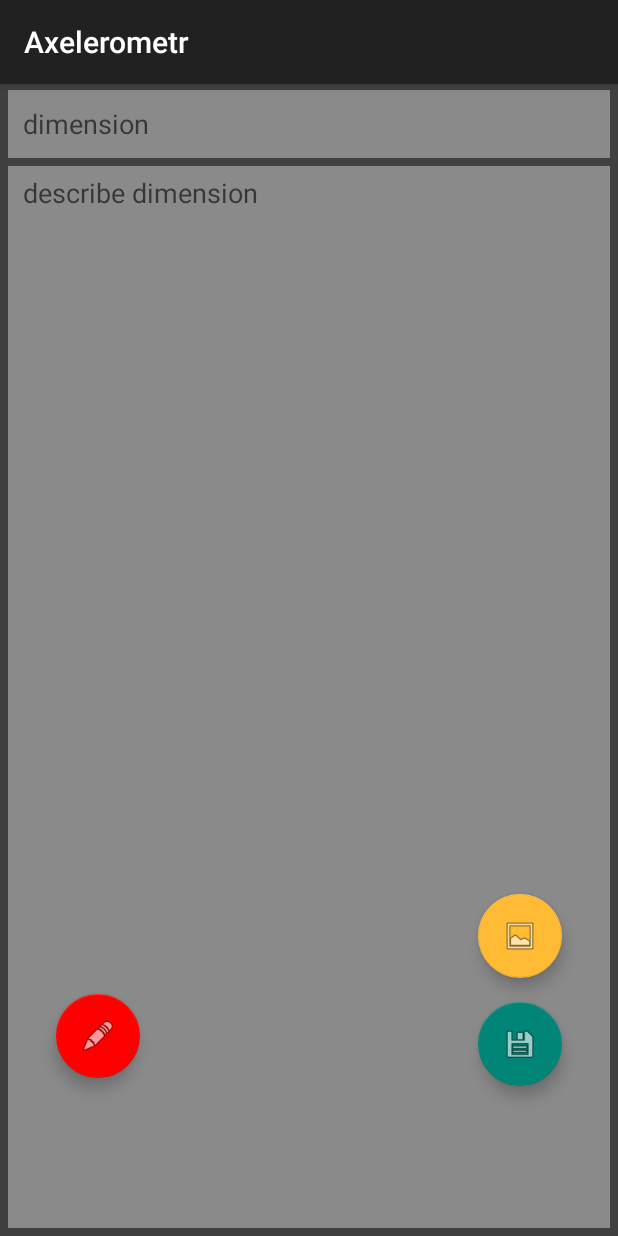
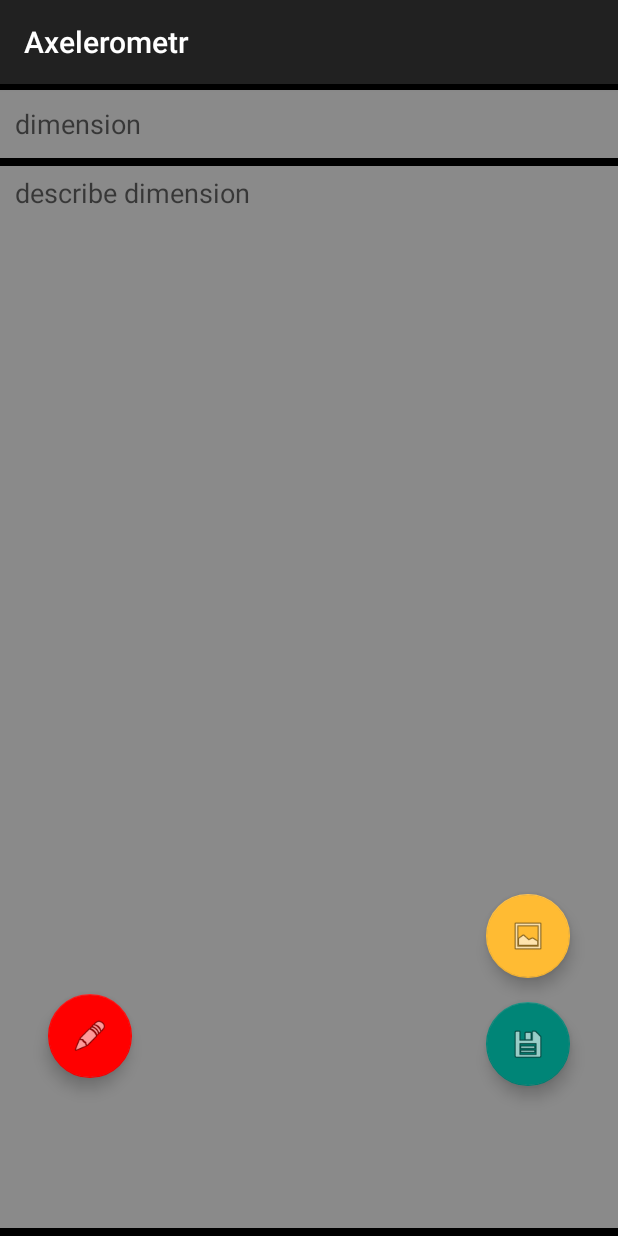
Before and after one commit to David3415/Axelerometr, an Android app: the EditActivity screen opened directly, with no data from a screen before it, on a phone screen of 412 x 824 dp. Run offline under Robolectric (Android 15) with nearby library versions, the phone set to English and light mode, and no system bars.

```diff
--- a/app/src/main/res/layout-land/activity_main.xml
+++ b/app/src/main/res/layout-land/activity_main.xml
@@ -5,7 +5,7 @@
     android:id="@+id/main"
     android:layout_width="match_parent"
     android:layout_height="match_parent"
-    android:background="@color/bg"
+    android:background="@color/menu_and_app_border_color"
     tools:context=".MainActivity">
 
     <TextView
--- a/app/src/main/res/layout/activity_edit.xml
+++ b/app/src/main/res/layout/activity_edit.xml
@@ -5,15 +5,13 @@
     android:id="@+id/main"
     android:layout_width="match_parent"
     android:layout_height="match_parent"
-    android:background="@color/bg"
+    android:background="@color/menu_and_app_border_color"
     tools:context=".EditActivity">
 
     <EditText
         android:id="@+id/edVal"
         android:layout_width="0dp"
         android:layout_height="45dp"
-        android:layout_marginLeft="@dimen/layout_margin"
-        android:layout_marginRight="@dimen/layout_margin"
         android:background="@color/bg_of_edit"
         android:ems="10"
         android:gravity="center|center_horizontal|left"
@@ -29,9 +27,7 @@
         android:id="@+id/edTitle"
         android:layout_width="0dp"
         android:layout_height="0dp"
-        android:layout_marginLeft="@dimen/layout_margin"
         android:layout_marginTop="@dimen/layout_margin"
-        android:layout_marginRight="@dimen/layout_margin"
         android:layout_marginBottom="@dimen/layout_margin"
         android:background="@color/bg_of_edit"
         android:ems="10"
@@ -88,9 +84,7 @@
         android:id="@+id/mainImageLayout"
         android:layout_width="0dp"
         android:layout_height="0dp"
-        android:layout_marginLeft="@dimen/layout_margin"
         android:layout_marginTop="50dp"
-        android:layout_marginRight="@dimen/layout_margin"
         android:visibility="gone"
         app:layout_constraintBottom_toTopOf="@+id/guideline2"
         app:layout_constraintEnd_toEndOf="parent"
@@ -102,7 +96,7 @@
             android:id="@+id/imMainImage"
             android:layout_width="0dp"
             android:layout_height="0dp"
-            android:layout_marginBottom="@dimen/layout_margin"
+            android:layout_marginBottom="4dp"
             android:background="@color/bg_of_edit"
             app:layout_constraintBottom_toBottomOf="parent"
             app:layout_constraintEnd_toEndOf="parent"
--- a/app/src/main/res/layout/activity_main.xml
+++ b/app/src/main/res/layout/activity_main.xml
@@ -5,8 +5,7 @@
     android:id="@+id/main"
     android:layout_width="match_parent"
     android:layout_height="match_parent"
-    android:layout_margin="@dimen/layout_margin"
-    android:background="@color/bg"
+    android:background="@color/menu_and_app_border_color"
     tools:context=".MainActivity">
 
     <androidx.constraintlayout.widget.ConstraintLayout
--- a/app/src/main/res/layout/rc_item.xml
+++ b/app/src/main/res/layout/rc_item.xml
@@ -9,9 +9,7 @@
         android:id="@+id/tvTitle"
         android:layout_width="0dp"
         android:layout_height="50dp"
-        android:layout_marginLeft="5dp"
         android:layout_marginTop="5dp"
-        android:layout_marginRight="5dp"
         android:background="@color/rc_item_bg"
         android:gravity="center_vertical"
         android:paddingLeft="@dimen/padding_rc_item"
--- a/app/src/main/res/values/colors.xml
+++ b/app/src/main/res/values/colors.xml
@@ -5,10 +5,11 @@
     <color name="blue">#0000ff</color>
     <color name="red">#ff0000</color>
     <color name="green">#00ff00</color>
-    <color name="bg">#404040</color>
     <color name="bg_of_edit">#8A8A8A</color>
     <color name="slide_color_transparent">#99ED00</color>
 
     <color name="rc_item_bg">#AAAAAA</color>
 
+    <color name="menu_and_app_border_color">#000000</color>
+
 </resources>
```
